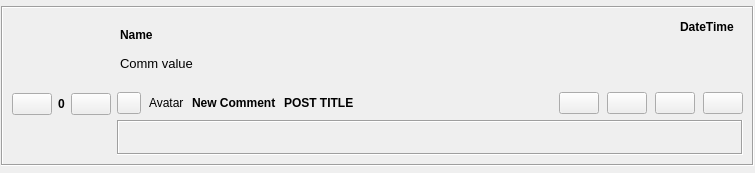
Above: retroshare-gui/src/gui/feeds/ChannelsCommentsItem.ui from RetroShare/RetroShare before the change. Below: the same form after it.
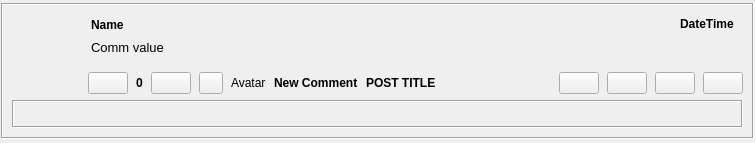
That is the form after the change. Custom widgets are drawn as their Qt base class.

Commit message: Attempt to fix some layout issues on comments feeds

Patch:
```diff
--- a/retroshare-gui/src/gui/feeds/ChannelsCommentsItem.ui
+++ b/retroshare-gui/src/gui/feeds/ChannelsCommentsItem.ui
@@ -7,7 +7,7 @@
     <x>0</x>
     <y>0</y>
     <width>755</width>
-    <height>173</height>
+    <height>143</height>
    </rect>
   </property>
   <layout class="QGridLayout" name="gridLayout_3">
@@ -49,6 +49,43 @@
         <property name="spacing">
          <number>8</number>
         </property>
+        <item>
+         <layout class="QHBoxLayout" name="horizontalLayout">
+          <item>
+           <widget class="QPushButton" name="voteUpButton">
+            <property name="toolTip">
+             <string>I like this</string>
+            </property>
+            <property name="text">
+             <string/>
+            </property>
+           </widget>
+          </item>
+          <item>
+           <widget class="QLabel" name="scoreLabel">
+            <property name="font">
+             <font>
+              <weight>75</weight>
+              <bold>true</bold>
+             </font>
+            </property>
+            <property name="text">
+             <string>0</string>
+            </property>
+           </widget>
+          </item>
+          <item>
+           <widget class="QPushButton" name="voteDownButton">
+            <property name="toolTip">
+             <string>I dislike this</string>
+            </property>
+            <property name="text">
+             <string/>
+            </property>
+           </widget>
+          </item>
+         </layout>
+        </item>
         <item>
          <widget class="QPushButton" name="readButton">
           <property name="maximumSize">
@@ -201,158 +238,6 @@
         </item>
        </layout>
       </item>
-      <item row="3" column="1">
-       <widget class="QFrame" name="expandFrame">
-        <layout class="QVBoxLayout" name="expandFrameVLayout">
-         <property name="leftMargin">
-          <number>0</number>
-         </property>
-         <property name="topMargin">
-          <number>0</number>
-         </property>
-         <property name="rightMargin">
-          <number>0</number>
-         </property>
-         <property name="bottomMargin">
-          <number>0</number>
-         </property>
-         <item>
-          <widget class="QFrame" name="replyFrame">
-           <property name="frameShape">
-            <enum>QFrame::Box</enum>
-           </property>
-           <property name="frameShadow">
-            <enum>QFrame::Sunken</enum>
-           </property>
-           <layout class="QVBoxLayout" name="msgFrameVLayout">
-            <property name="leftMargin">
-             <number>5</number>
-            </property>
-            <property name="topMargin">
-             <number>5</number>
-            </property>
-            <property name="rightMargin">
-             <number>5</number>
-            </property>
-            <property name="bottomMargin">
-             <number>5</number>
-            </property>
-            <item>
-             <widget class="QLabel" name="replyLabel">
-              <property name="sizePolicy">
-               <sizepolicy hsizetype="MinimumExpanding" vsizetype="Preferred">
-                <horstretch>0</horstretch>
-                <verstretch>0</verstretch>
-               </sizepolicy>
-              </property>
-              <property name="wordWrap">
-               <bool>true</bool>
-              </property>
-              <property name="margin">
-               <number>6</number>
-              </property>
-              <property name="indent">
-               <number>-1</number>
-              </property>
-              <property name="openExternalLinks">
-               <bool>true</bool>
-              </property>
-              <property name="textInteractionFlags">
-               <set>Qt::LinksAccessibleByMouse|Qt::TextSelectableByKeyboard|Qt::TextSelectableByMouse</set>
-              </property>
-             </widget>
-            </item>
-           </layout>
-          </widget>
-         </item>
-        </layout>
-       </widget>
-      </item>
-      <item row="0" column="0" rowspan="4">
-       <layout class="QVBoxLayout" name="verticalLayout">
-        <item>
-         <widget class="QLabel" name="avatarLabel">
-          <property name="sizePolicy">
-           <sizepolicy hsizetype="Preferred" vsizetype="Maximum">
-            <horstretch>0</horstretch>
-            <verstretch>0</verstretch>
-           </sizepolicy>
-          </property>
-          <property name="minimumSize">
-           <size>
-            <width>70</width>
-            <height>70</height>
-           </size>
-          </property>
-          <property name="maximumSize">
-           <size>
-            <width>70</width>
-            <height>70</height>
-           </size>
-          </property>
-          <property name="text">
-           <string/>
-          </property>
-          <property name="scaledContents">
-           <bool>true</bool>
-          </property>
-          <property name="alignment">
-           <set>Qt::AlignCenter</set>
-          </property>
-         </widget>
-        </item>
-        <item>
-         <layout class="QHBoxLayout" name="horizontalLayout">
-          <item>
-           <widget class="QPushButton" name="voteUpButton">
-            <property name="toolTip">
-             <string>I like this</string>
-            </property>
-            <property name="text">
-             <string/>
-            </property>
-           </widget>
-          </item>
-          <item>
-           <widget class="QLabel" name="scoreLabel">
-            <property name="font">
-             <font>
-              <weight>75</weight>
-              <bold>true</bold>
-             </font>
-            </property>
-            <property name="text">
-             <string>0</string>
-            </property>
-           </widget>
-          </item>
-          <item>
-           <widget class="QPushButton" name="voteDownButton">
-            <property name="toolTip">
-             <string>I dislike this</string>
-            </property>
-            <property name="text">
-             <string/>
-            </property>
-           </widget>
-          </item>
-         </layout>
-        </item>
-        <item>
-         <spacer name="verticalSpacer">
-          <property name="orientation">
-           <enum>Qt::Vertical</enum>
-          </property>
-          <property name="sizeHint" stdset="0">
-           <size>
-            <width>58</width>
-            <height>40</height>
-           </size>
-          </property>
-         </spacer>
-        </item>
-       </layout>
-      </item>
       <item row="0" column="1" rowspan="2">
        <widget class="QFrame" name="commentFrame">
         <property name="sizePolicy">
@@ -412,7 +297,7 @@
          <item row="0" column="0" colspan="2">
           <widget class="GxsIdLabel" name="nameLabel">
            <property name="sizePolicy">
-            <sizepolicy hsizetype="Preferred" vsizetype="Preferred">
+            <sizepolicy hsizetype="Preferred" vsizetype="Fixed">
              <horstretch>0</horstretch>
              <verstretch>0</verstretch>
             </sizepolicy>
@@ -462,6 +347,121 @@
         </layout>
        </widget>
       </item>
+      <item row="0" column="0" rowspan="3">
+       <layout class="QVBoxLayout" name="verticalLayout">
+        <item>
+         <widget class="QLabel" name="avatarLabel">
+          <property name="sizePolicy">
+           <sizepolicy hsizetype="Preferred" vsizetype="Maximum">
+            <horstretch>0</horstretch>
+            <verstretch>0</verstretch>
+           </sizepolicy>
+          </property>
+          <property name="minimumSize">
+           <size>
+            <width>70</width>
+            <height>70</height>
+           </size>
+          </property>
+          <property name="maximumSize">
+           <size>
+            <width>70</width>
+            <height>70</height>
+           </size>
+          </property>
+          <property name="text">
+           <string/>
+          </property>
+          <property name="scaledContents">
+           <bool>true</bool>
+          </property>
+          <property name="alignment">
+           <set>Qt::AlignCenter</set>
+          </property>
+         </widget>
+        </item>
+        <item>
+         <spacer name="verticalSpacer">
+          <property name="orientation">
+           <enum>Qt::Vertical</enum>
+          </property>
+          <property name="sizeHint" stdset="0">
+           <size>
+            <width>58</width>
+            <height>10</height>
+           </size>
+          </property>
+         </spacer>
+        </item>
+       </layout>
+      </item>
+      <item row="3" column="0" colspan="2">
+       <widget class="QFrame" name="expandFrame">
+        <layout class="QVBoxLayout" name="expandFrameVLayout">
+         <property name="leftMargin">
+          <number>0</number>
+         </property>
+         <property name="topMargin">
+          <number>0</number>
+         </property>
+         <property name="rightMargin">
+          <number>0</number>
+         </property>
+         <property name="bottomMargin">
+          <number>0</number>
+         </property>
+         <item>
+          <widget class="QFrame" name="replyFrame">
+           <property name="frameShape">
+            <enum>QFrame::Box</enum>
+           </property>
+           <property name="frameShadow">
+            <enum>QFrame::Sunken</enum>
+           </property>
+           <layout class="QVBoxLayout" name="msgFrameVLayout">
+            <property name="leftMargin">
+             <number>5</number>
+            </property>
+            <property name="topMargin">
+             <number>5</number>
+            </property>
+            <property name="rightMargin">
+             <number>5</number>
+            </property>
+            <property name="bottomMargin">
+             <number>5</number>
+            </property>
+            <item>
+             <widget class="QLabel" name="replyLabel">
+              <property name="sizePolicy">
+               <sizepolicy hsizetype="MinimumExpanding" vsizetype="Preferred">
+                <horstretch>0</horstretch>
+                <verstretch>0</verstretch>
+               </sizepolicy>
+              </property>
+              <property name="wordWrap">
+               <bool>true</bool>
+              </property>
+              <property name="margin">
+               <number>6</number>
+              </property>
+              <property name="indent">
+               <number>-1</number>
+              </property>
+              <property name="openExternalLinks">
+               <bool>true</bool>
+              </property>
+              <property name="textInteractionFlags">
+               <set>Qt::LinksAccessibleByMouse|Qt::TextSelectableByKeyboard|Qt::TextSelectableByMouse</set>
+              </property>
+             </widget>
+            </item>
+           </layout>
+          </widget>
+         </item>
+        </layout>
+       </widget>
+      </item>
      </layout>
     </widget>
    </item>
```
The commit also changes 3 other files.
